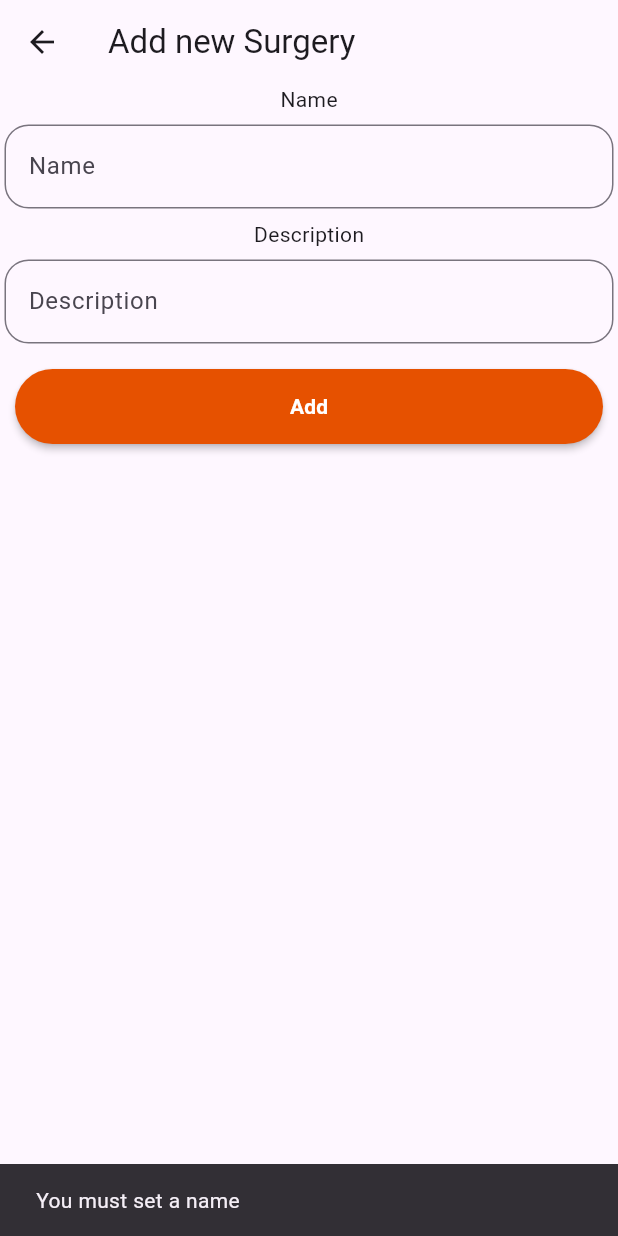
After one commit to maiaboelmagde/medicory_gp, a Flutter app: the AddNewSurgery screen opened directly, after a tap on "Add", on a phone screen of 412 x 824 dp. The commit adds this screen. Run offline on Flutter 3.47's test engine with Material 3 defaults, Android fonts, the phone set to English and light mode, and no system bars; our stand-ins replace animate_do, flutter_bloc.

Commit message:
Handling surgery Addition

```diff
--- a/lib/common/constants.dart
+++ b/lib/common/constants.dart
@@ -1 +1,4 @@
+import 'package:flutter/material.dart';
+
 const List<String> loginAsList = <String>['Doctor', 'LAB', 'Pharmacy', 'Owner'];
+Color kColor = Colors.orange.shade900;
--- /dev/null
+++ b/lib/doctor/doctor_pages/Medical_history_heirarchy_pages/add_new_surgery.dart
@@ -0,0 +1,66 @@
+import 'package:flutter/material.dart';
+import 'package:flutter_bloc/flutter_bloc.dart';
+import 'package:medicory_gp/doctor/cubits/get_patient_cubit/get_patient_cubit.dart';
+import 'package:medicory_gp/doctor/services/Add_new_surgery_service.dart';
+import 'package:medicory_gp/doctor/widgets/custom_button.dart';
+import 'package:medicory_gp/doctor/widgets/custom_text_field.dart';
+
+class AddNewSurgery extends StatelessWidget {
+  const AddNewSurgery({super.key});
+
+  @override
+  Widget build(BuildContext context) {
+    String? newName;
+    String? newDescription;
+    return Scaffold(
+      appBar: AppBar(
+        title: Text('Add new Surgery'),
+      ),
+      body: Column(
+        children: [
+          Text('Name'),
+          CustomTextField(
+              title: 'Name',
+              onChange: (value) {
+                newName = value;
+              }),
+          Text('Description'),
+          CustomTextField(
+              title: 'Description',
+              onChange: (value) {
+                newDescription = value;
+              }),
+          CustomButton(
+              title: 'Add',
+              onPressed: () {
+                if (newName != null) {
+                  if (newDescription != null) {
+                    AddNewSurgeryService()
+                        .add(
+                            code: BlocProvider.of<GetPatientCubit>(context)
+                                .patientInfoModel
+                                .code,
+                            name: newName!,
+                            description: newDescription!)
+                        .then((value) {
+                      ScaffoldMessenger.of(context).showSnackBar(SnackBar(
+                        content: Text(value + ' Reload the page to get it shown'),
+                      ));
+                    });
+                    Navigator.pop(context);
+                  } else {
+                    ScaffoldMessenger.of(context).showSnackBar(SnackBar(
+                      content: Text('You must set a Description'),
+                    ));
+                  }
+                } else {
+                  ScaffoldMessenger.of(context).showSnackBar(SnackBar(
+                    content: Text('You must set a name'),
+                  ));
+                }
+              }),
+        ],
+      ),
+    );
+  }
+}
--- /dev/null
+++ b/lib/doctor/services/Add_new_surgery_service.dart
@@ -0,0 +1,13 @@
+import 'package:medicory_gp/common/helpers/api.dart';
+
+class AddNewSurgeryService {
+  Future<String> add(
+      {required String code,
+      required String name,
+      required String description}) async {
+    String data = await Api().postReturnString(
+        url: 'http://localhost:8081/doctors/patients/${code}/surgeries',
+        body: {'name': name, 'description': description});
+    return data;
+  }
+}
--- a/lib/doctor/widgets/custom_button.dart
+++ b/lib/doctor/widgets/custom_button.dart
@@ -1,5 +1,6 @@
 import 'package:animate_do/animate_do.dart';
 import 'package:flutter/material.dart';
+import 'package:medicory_gp/common/constants.dart';
 import 'package:medicory_gp/doctor/doctor_pages/patient_loaded_page.dart';
 
 class CustomButton extends StatelessWidget {
@@ -17,7 +18,8 @@ class CustomButton extends StatelessWidget {
             onPressed: onPressed,
             height: 50,
             // margin: EdgeInsets.symmetric(horizontal: 50),
-            color: Colors.orange[900],
+            // color: Colors.orange[900],
+            color: kColor,
             shape: RoundedRectangleBorder(
               borderRadius: BorderRadius.circular(50),
             ),
--- a/lib/doctor/widgets/surgery_widget.dart
+++ b/lib/doctor/widgets/surgery_widget.dart
@@ -1,4 +1,3 @@
-import 'dart:ffi';
 
 import 'package:flutter/material.dart';
 import 'package:flutter_bloc/flutter_bloc.dart';
@@ -119,6 +118,7 @@ class _SurgeryWidgetState extends State<SurgeryWidget> {
                                             .then((data) {
                                           myInfo = data;
                                           loading = false;
+                                          update_flag = false;
                                           setState(() {});
                                         });
                                       });
```
Also changed, not shown: lib/common/helpers/api.dart (+26 -3 lines), lib/doctor/doctor_pages/Medical_history_heirarchy_pages/surgical_history_page.dart (+28 -4 lines).
